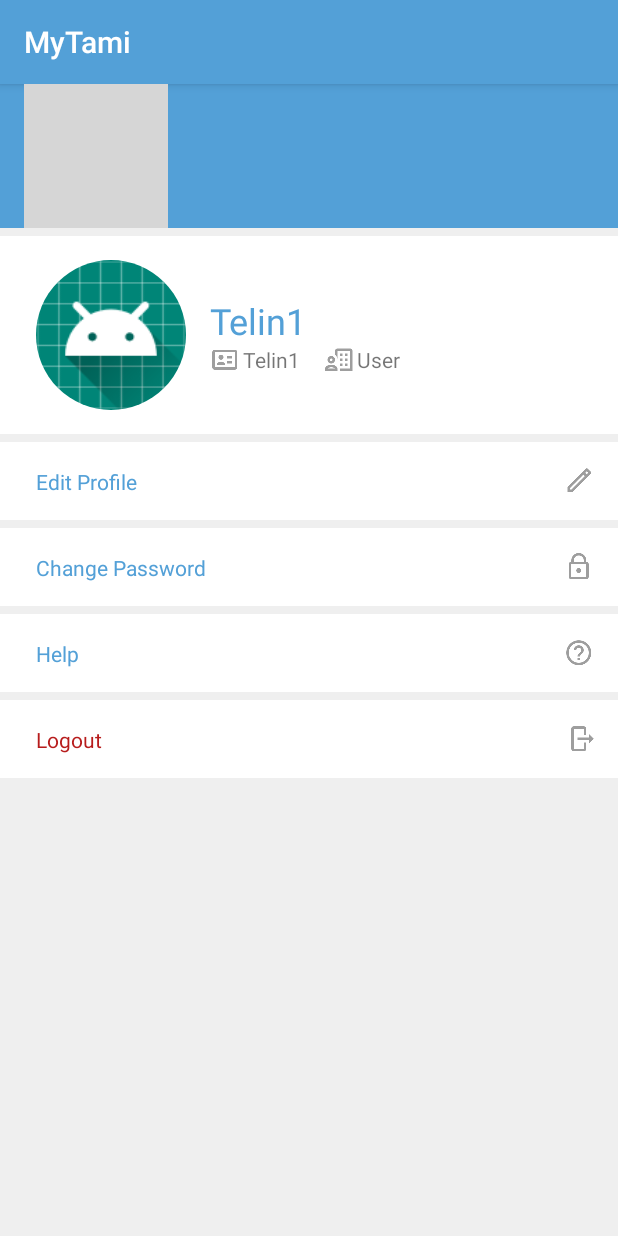
After one commit to imamfrf/MyTami, an Android app: the fragment ProfileFragment shown on its own in the app's theme, on a phone screen of 412 x 824 dp. The commit adds this screen. Run offline under Robolectric (Android 15) with nearby library versions, the phone set to English and light mode, and no system bars; our stand-ins replace CircleImageView; grey boxes are pictures that could not be loaded.

Commit message:
home, progress, profile, bottom nav notif badge

```diff
--- a/app/build.gradle
+++ b/app/build.gradle
@@ -36,4 +36,7 @@ dependencies {
     //btm nav library
     implementation 'com.aurelhubert:ahbottomnavigation:2.3.4'
     implementation 'androidx.fragment:fragment:1.0.0'
+
+    //image
+    implementation 'de.hdodenhof:circleimageview:2.2.0'
 }
--- a/app/src/main/java/com/infomedia/mytami/MainActivity.kt
+++ b/app/src/main/java/com/infomedia/mytami/MainActivity.kt
@@ -50,6 +50,10 @@ class MainActivity : AppCompatActivity() {
                     fragment = ProgressFragment()
                     loadFragment(fragment)
                 }
+                2 -> {
+                    fragment = ProfileFragment()
+                    loadFragment(fragment)
+                }
                 else -> {
                     fragment = HomeFragment()
                     loadFragment(fragment)
--- /dev/null
+++ b/app/src/main/java/com/infomedia/mytami/ProfileFragment.kt
@@ -0,0 +1,18 @@
+package com.infomedia.mytami
+
+import android.content.Context
+import android.net.Uri
+import android.os.Bundle
+import androidx.fragment.app.Fragment
+import android.view.LayoutInflater
+import android.view.View
+import android.view.ViewGroup
+
+class ProfileFragment : Fragment() {
+    override fun onCreateView(inflater: LayoutInflater, container: ViewGroup?, savedInstanceState: Bundle?): View? {
+
+        val view: View = inflater!!.inflate(R.layout.fragment_profile, null)
+
+        return view
+    }
+}
--- a/app/src/main/java/com/infomedia/mytami/ReimbursementProgressFragment.kt
+++ b/app/src/main/java/com/infomedia/mytami/ReimbursementProgressFragment.kt
@@ -8,6 +8,7 @@ import android.view.ViewGroup
 import android.widget.Toast
 import androidx.recyclerview.widget.LinearLayoutManager
 import androidx.recyclerview.widget.RecyclerView
+import kotlinx.android.synthetic.main.activity_main.*
 import kotlinx.android.synthetic.main.fragment_reimbursement_progress.view.*
 import kotlinx.android.synthetic.main.fragment_trequest_progress.view.*
 
@@ -37,6 +38,10 @@ class ReimbursementProgressFragment : Fragment() {
                     }
                 })
         }
+
+        if (listItems.size > 0){
+            activity?.bottom_navigation?.setNotification(" ", 1)
+        }
         return view
     }
 
--- a/app/src/main/java/com/infomedia/mytami/TRequestProgressFragment.kt
+++ b/app/src/main/java/com/infomedia/mytami/TRequestProgressFragment.kt
@@ -8,6 +8,7 @@ import android.view.ViewGroup
 import android.widget.Toast
 import androidx.recyclerview.widget.LinearLayoutManager
 import androidx.recyclerview.widget.RecyclerView
+import kotlinx.android.synthetic.main.activity_main.*
 import kotlinx.android.synthetic.main.fragment_trequest_progress.view.*
 
 
@@ -21,6 +22,7 @@ class TRequestProgressFragment : Fragment() {
         val view: View = inflater!!.inflate(R.layout.fragment_trequest_progress, null)
 
         recyclerTravelRequest = view.recyclerV_tprogress
+
 
 
         listItems = arrayListOf()
@@ -38,6 +40,10 @@ class TRequestProgressFragment : Fragment() {
                     }
                 })
         }
+
+        if (listItems.size > 0){
+            activity?.bottom_navigation?.setNotification(" ", 1)
+        }
         return view
     }
 
--- /dev/null
+++ b/app/src/main/res/layout/fragment_profile.xml
@@ -0,0 +1,235 @@
+<?xml version="1.0" encoding="utf-8"?>
+<RelativeLayout xmlns:android="http://schemas.android.com/apk/res/android"
+    xmlns:tools="http://schemas.android.com/tools"
+    android:layout_width="match_parent"
+    android:layout_height="match_parent"
+    xmlns:app="http://schemas.android.com/apk/res-auto"
+    tools:context=".ProfileFragment">
+
+    <include layout="@layout/toolbar_main"
+        android:id="@+id/toolbar_main"/>
+
+    <LinearLayout
+        android:layout_width="match_parent"
+        android:layout_height="match_parent"
+        android:background="@color/colorBackground"
+        android:orientation="vertical"
+        android:layout_below="@+id/toolbar_main">
+
+        <androidx.constraintlayout.widget.ConstraintLayout
+            android:layout_width="match_parent"
+            android:layout_height="wrap_content"
+            android:layout_marginTop="5dp"
+            android:background="@color/md_white_1000">
+
+            <de.hdodenhof.circleimageview.CircleImageView
+                android:id="@+id/img_profile"
+                android:layout_width="100dp"
+                android:layout_height="100dp"
+                android:layout_marginStart="24dp"
+                android:layout_marginTop="@dimen/activity_vertical_margin"
+                android:layout_marginBottom="@dimen/activity_vertical_margin"
+                app:layout_constraintBottom_toBottomOf="parent"
+                app:layout_constraintStart_toStartOf="parent"
+                app:layout_constraintTop_toTopOf="parent"
+                android:src="@mipmap/ic_launcher_round"/>
+
+            <LinearLayout
+                android:layout_width="wrap_content"
+                android:layout_height="match_parent"
+                android:layout_marginStart="16dp"
+                android:orientation="vertical"
+                app:layout_constraintBottom_toBottomOf="@+id/img_profile"
+                app:layout_constraintStart_toEndOf="@+id/img_profile"
+                app:layout_constraintTop_toTopOf="@+id/img_profile">
+
+                <TextView
+                    android:id="@+id/tv_profile_name"
+                    android:layout_width="wrap_content"
+                    android:layout_height="wrap_content"
+                    android:text="Telin1"
+                    android:textColor="@color/colorPrimary"
+                    android:textSize="24sp" />
+
+                <LinearLayout
+                    android:layout_width="wrap_content"
+                    android:layout_height="match_parent"
+                    android:orientation="horizontal">
+
+                    <LinearLayout
+                        android:layout_width="wrap_content"
+                        android:layout_height="wrap_content"
+                        android:orientation="horizontal">
+
+                        <ImageView
+                            android:id="@+id/imageView"
+                            android:layout_width="wrap_content"
+                            android:layout_height="wrap_content"
+                            android:layout_weight="1"
+                            android:src="@drawable/ic_id_card_20px" />
+
+                        <TextView
+                            android:id="@+id/tv_profile_id"
+                            android:layout_width="wrap_content"
+                            android:layout_height="wrap_content"
+                            android:layout_weight="1"
+                            android:layout_marginStart="2dp"
+                            android:text="Telin1" />
+                    </LinearLayout>
+
+                    <LinearLayout
+                        android:layout_width="match_parent"
+                        android:layout_height="match_parent"
+                        android:layout_marginStart="@dimen/activity_horizontal_margin"
+                        android:orientation="horizontal">
+
+                        <ImageView
+                            android:id="@+id/imageView3"
+                            android:layout_width="wrap_content"
+                            android:layout_height="wrap_content"
+                            android:layout_weight="1"
+                            android:src="@drawable/ic_level_20px" />
+
+                        <TextView
+                            android:id="@+id/tv_profile_level"
+                            android:layout_width="wrap_content"
+                            android:layout_height="wrap_content"
+                            android:layout_weight="1"
+                            android:text="User"
+                            android:layout_marginStart="2dp"/>
+                    </LinearLayout>
+                </LinearLayout>
+            </LinearLayout>
+
+        </androidx.constraintlayout.widget.ConstraintLayout>
+
+        <androidx.constraintlayout.widget.ConstraintLayout
+            android:layout_width="match_parent"
+            android:layout_height="wrap_content"
+            android:layout_marginTop="5dp"
+            android:background="@color/md_white_1000">
+
+            <TextView
+                android:layout_width="wrap_content"
+                android:layout_height="wrap_content"
+                android:layout_marginStart="24dp"
+                android:layout_marginTop="@dimen/activity_vertical_margin"
+                android:layout_marginBottom="@dimen/activity_vertical_margin"
+                android:text="@string/edit_profile"
+                android:textColor="@color/colorPrimary"
+                android:textSize="14sp"
+                app:layout_constraintBottom_toBottomOf="parent"
+                app:layout_constraintStart_toStartOf="parent"
+                app:layout_constraintTop_toTopOf="parent" />
+
+            <ImageView
+                android:layout_width="wrap_content"
+                android:layout_height="wrap_content"
+                android:layout_marginTop="@dimen/activity_vertical_margin"
+                android:layout_marginEnd="@dimen/activity_horizontal_margin"
+                android:layout_marginBottom="@dimen/activity_vertical_margin"
+                android:src="@drawable/ic_edit_20px"
+                app:layout_constraintBottom_toBottomOf="parent"
+                app:layout_constraintEnd_toEndOf="parent"
+                app:layout_constraintTop_toTopOf="parent" />
+
+        </androidx.constraintlayout.widget.ConstraintLayout>
+
+        <androidx.constraintlayout.widget.ConstraintLayout
+            android:layout_width="match_parent"
+            android:layout_height="wrap_content"
+            android:layout_marginTop="5dp"
+            android:background="@color/md_white_1000">
+
+            <TextView
+                android:layout_width="wrap_content"
+                android:layout_height="wrap_content"
+                android:layout_marginStart="24dp"
+                android:layout_marginTop="@dimen/activity_vertical_margin"
+                android:layout_marginBottom="@dimen/activity_vertical_margin"
+                android:text="@string/change_password"
+                android:textColor="@color/colorPrimary"
+                android:textSize="14sp"
+                app:layout_constraintBottom_toBottomOf="parent"
+                app:layout_constraintStart_toStartOf="parent"
+                app:layout_constraintTop_toTopOf="parent" />
+
+            <ImageView
+                android:layout_width="wrap_content"
+                android:layout_height="wrap_content"
+                android:layout_marginTop="@dimen/activity_vertical_margin"
+                android:layout_marginEnd="@dimen/activity_horizontal_margin"
+                android:layout_marginBottom="@dimen/activity_vertical_margin"
+                android:src="@drawable/ic_lock_outline_20px"
+                app:layout_constraintBottom_toBottomOf="parent"
+                app:layout_constraintEnd_toEndOf="parent"
+                app:layout_constraintTop_toTopOf="parent" />
+
+        </androidx.constraintlayout.widget.ConstraintLayout>
+
+        <androidx.constraintlayout.widget.ConstraintLayout
+            android:layout_width="match_parent"
+            android:layout_height="wrap_content"
+            android:layout_marginTop="5dp"
+            android:background="@color/md_white_1000">
+
+            <TextView
+                android:layout_width="wrap_content"
+                android:layout_height="wrap_content"
+                android:layout_marginStart="24dp"
+                android:layout_marginTop="@dimen/activity_vertical_margin"
+                android:layout_marginBottom="@dimen/activity_vertical_margin"
+                android:text="@string/help"
+                android:textColor="@color/colorPrimary"
+                android:textSize="14sp"
+                app:layout_constraintBottom_toBottomOf="parent"
+                app:layout_constraintStart_toStartOf="parent"
+                app:layout_constraintTop_toTopOf="parent" />
+
+            <ImageView
+                android:layout_width="wrap_content"
+                android:layout_height="wrap_content"
+                android:layout_marginTop="@dimen/activity_vertical_margin"
+                android:layout_marginEnd="@dimen/activity_horizontal_margin"
+                android:layout_marginBottom="@dimen/activity_vertical_margin"
+                android:src="@drawable/ic_help_20px"
+                app:layout_constraintBottom_toBottomOf="parent"
+                app:layout_constraintEnd_toEndOf="parent"
+                app:layout_constraintTop_toTopOf="parent" />
+
+        </androidx.constraintlayout.widget.ConstraintLayout>
+
+        <androidx.constraintlayout.widget.ConstraintLayout
+            android:layout_width="match_parent"
+            android:layout_height="wrap_content"
+            android:layout_marginTop="5dp"
+            android:background="@color/md_white_1000">
+
+            <TextView
+                android:layout_width="wrap_content"
+                android:layout_height="wrap_content"
+                android:layout_marginStart="24dp"
+                android:layout_marginTop="@dimen/activity_vertical_margin"
+                android:layout_marginBottom="@dimen/activity_vertical_margin"
+                android:text="@string/logout"
+                android:textColor="@color/md_red_900"
+                android:textSize="14sp"
+                app:layout_constraintBottom_toBottomOf="parent"
+                app:layout_constraintStart_toStartOf="parent"
+                app:layout_constraintTop_toTopOf="parent" />
+
+            <ImageView
+                android:layout_width="wrap_content"
+                android:layout_height="wrap_content"
+                android:layout_marginTop="@dimen/activity_vertical_margin"
+                android:layout_marginEnd="@dimen/activity_horizontal_margin"
+                android:layout_marginBottom="@dimen/activity_vertical_margin"
+                android:src="@drawable/ic_logout_20px"
+                app:layout_constraintBottom_toBottomOf="parent"
+                app:layout_constraintEnd_toEndOf="parent"
+                app:layout_constraintTop_toTopOf="parent" />
+
+        </androidx.constraintlayout.widget.ConstraintLayout>
+    </LinearLayout>
+
+</RelativeLayout>
--- a/app/src/main/res/values/strings.xml
+++ b/app/src/main/res/values/strings.xml
@@ -8,8 +8,12 @@
     <string name="travel_request_approval">Travel Request Approval</string>
     <string name="reimbursement_approval">Reimbursement Approval</string>
     <string name="travel_cancel_approval">Travel Cancel Approval</string>
-    <string name="tprogress_status_0">Travel Request Submited. Waiting for Line Manager Approval</string>
+    <string name="tprogress_status_0">Travel Request Submitted. Waiting for Line Manager Approval</string>
     <string name="tprogress_status_1">Travel Request Approved. Waiting for Booking</string>
     <string name="tprogress_status_2">Ticket or Voucher Issued. Waiting for Posting &amp; Fiatur</string>
-    <string name="reimbursement_status_0">Special Claim Request Submited. Waiting for Line Manager Approval</string>
+    <string name="reimbursement_status_0">Special Claim Request Submitted. Waiting for Line Manager Approval</string>
+    <string name="edit_profile">Edit Profile</string>
+    <string name="change_password">Change Password</string>
+    <string name="help">Help</string>
+    <string name="logout">Logout</string>
 </resources>
```
